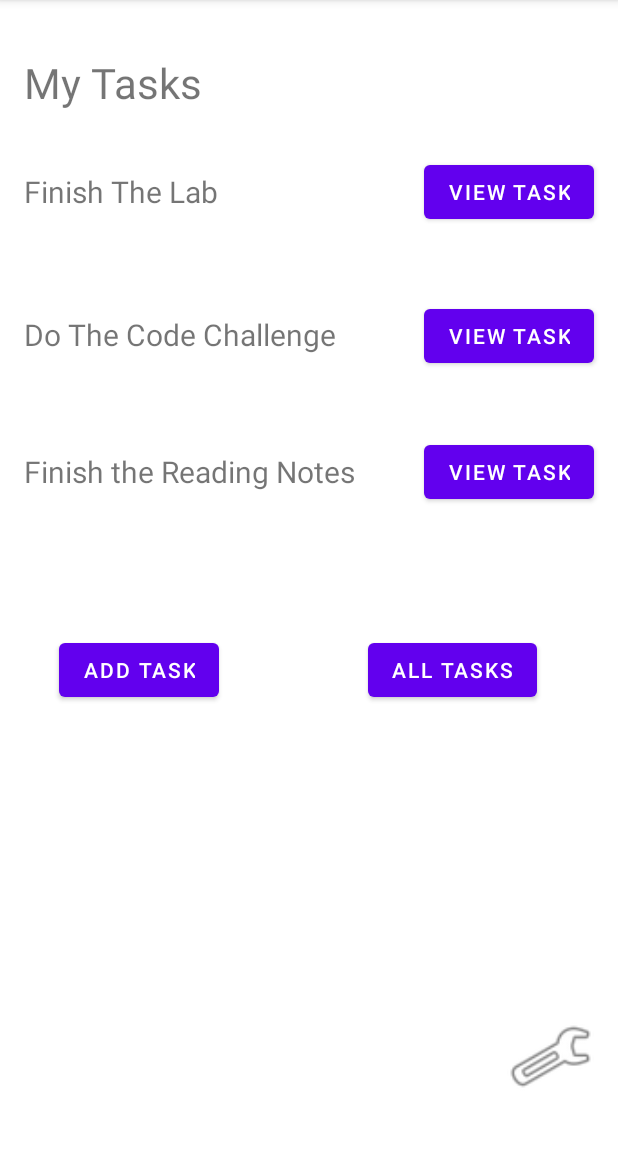
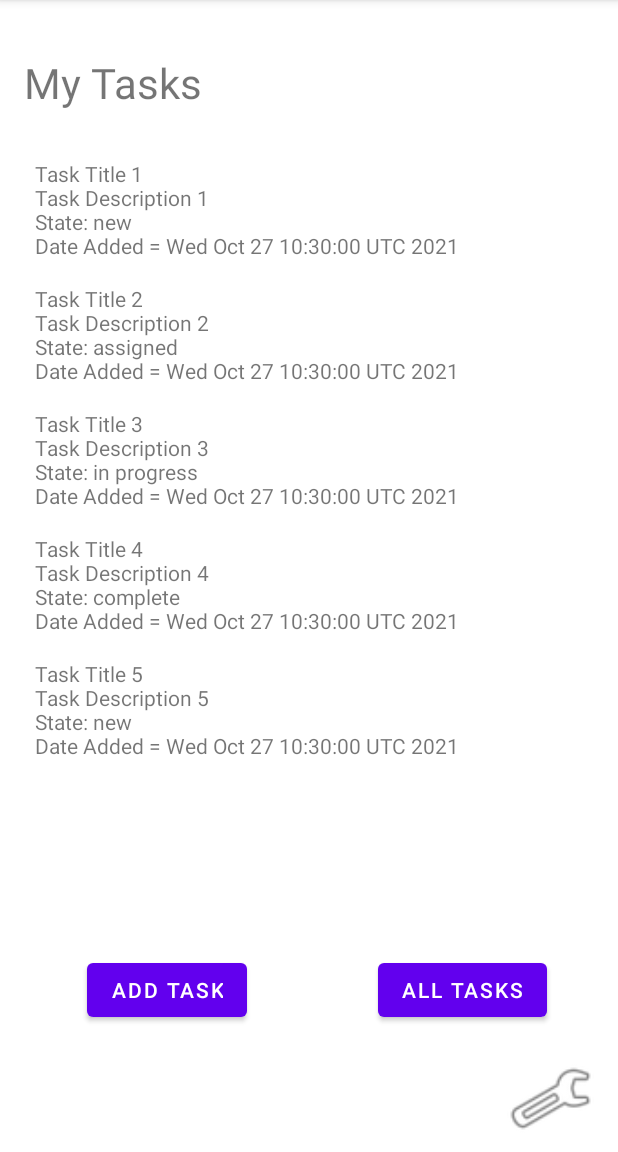
Before and after one commit to MattyCho/taskmaster, an Android app: the screen it shows after launch (MainActivity), on a phone screen of 412 x 824 dp, the part 84-1236 px from its top. Run offline under Robolectric (Android 15) with nearby library versions, the phone set to English and light mode, and no system bars.

Commit message:
implemented recyclerview

```diff
--- a/app/build.gradle
+++ b/app/build.gradle
@@ -32,6 +32,7 @@ dependencies {
     implementation 'androidx.appcompat:appcompat:1.3.1'
     implementation 'com.google.android.material:material:1.4.0'
     implementation 'androidx.constraintlayout:constraintlayout:2.1.0'
+    implementation 'androidx.legacy:legacy-support-v4:1.0.0'
     testImplementation 'junit:junit:4.+'
     androidTestImplementation 'androidx.test.ext:junit:1.1.3'
     androidTestImplementation 'androidx.test.espresso:espresso-core:3.4.0'
--- a/app/src/main/java/com/mattc/taskmaster/activities/MainActivity.java
+++ b/app/src/main/java/com/mattc/taskmaster/activities/MainActivity.java
@@ -3,6 +3,8 @@ package com.mattc.taskmaster.activities;
 import static com.mattc.taskmaster.activities.SettingsActivity.USERNAME_KEY;
 
 import androidx.appcompat.app.AppCompatActivity;
+import androidx.recyclerview.widget.LinearLayoutManager;
+import androidx.recyclerview.widget.RecyclerView;
 
 import android.content.Intent;
 import android.content.SharedPreferences;
@@ -14,9 +16,16 @@ import android.widget.ImageView;
 import android.widget.TextView;
 
 import com.mattc.taskmaster.R;
+import com.mattc.taskmaster.adapters.TaskListRecyclerViewAdapter;
+import com.mattc.taskmaster.models.Task;
+
+import java.util.ArrayList;
+import java.util.Date;
+import java.util.List;
 
 public class MainActivity extends AppCompatActivity {
 
+    public final static String TAG = "mattyc_taskmaster_mainactivity";
     public final static String TASK_TITLE_EXTRA_STRING = "taskTitle";
     protected static SharedPreferences sharedPreferences;
     protected static Resources res;
@@ -25,6 +34,25 @@ public class MainActivity extends AppCompatActivity {
     protected void onCreate(Bundle savedInstanceState) {
         super.onCreate(savedInstanceState);
         setContentView(R.layout.activity_main);
+
+        RecyclerView taskListRecyclerView = findViewById(R.id.taskListRecyclerView);
+        RecyclerView.LayoutManager lm = new LinearLayoutManager(this);
+        taskListRecyclerView.setLayoutManager(lm);
+
+        List<Task> taskList = new ArrayList<>();
+        taskList.add(new Task("Task Title 1", "Task Description 1", "new", new Date()));
+        taskList.add(new Task("Task Title 2", "Task Description 2", "assigned", new Date()));
+        taskList.add(new Task("Task Title 3", "Task Description 3", "in progress", new Date()));
+        taskList.add(new Task("Task Title 4", "Task Description 4", "complete", new Date()));
+        taskList.add(new Task("Task Title 5", "Task Description 5", "new", new Date()));
+        taskList.add(new Task("Task Title 6", "Task Description 6", "assigned", new Date()));
+        taskList.add(new Task("Task Title 7", "Task Description 7", "in progress", new Date()));
+        taskList.add(new Task("Task Title 8", "Task Description 8", "complete", new Date()));
+        taskList.add(new Task("Task Title 9", "Task Description 9", "new", new Date()));
+        taskList.add(new Task("Task Title 10", "Task Description 10", "assigned", new Date()));
+
+        TaskListRecyclerViewAdapter taskListRecyclerViewAdapter = new TaskListRecyclerViewAdapter(this, taskList);
+        taskListRecyclerView.setAdapter(taskListRecyclerViewAdapter);
 
         sharedPreferences = PreferenceManager.getDefaultSharedPreferences(this);
         res = getResources();
@@ -41,29 +69,29 @@ public class MainActivity extends AppCompatActivity {
             startActivity(allTasksIntent);
         });
 
-        Button task1Button = findViewById(R.id.task1Button);
-        task1Button.setOnClickListener(view -> {
-            TextView task1TextView = findViewById(R.id.task1TextView);
-            Intent taskDetailIntent = new Intent(MainActivity.this, TaskDetailActivity.class);
-            taskDetailIntent.putExtra(TASK_TITLE_EXTRA_STRING, task1TextView.getText());
-            startActivity(taskDetailIntent);
-        });
-
-        Button task2Button = findViewById(R.id.task2Button);
-        task2Button.setOnClickListener(view -> {
-            TextView task2TextView = findViewById(R.id.task2TextView);
-            Intent taskDetailIntent = new Intent(MainActivity.this, TaskDetailActivity.class);
-            taskDetailIntent.putExtra(TASK_TITLE_EXTRA_STRING, task2TextView.getText());
-            startActivity(taskDetailIntent);
-        });
-
-        Button task3Button = findViewById(R.id.task3Button);
-        task3Button.setOnClickListener(view -> {
-            TextView task3TextView = findViewById(R.id.task3TextView);
-            Intent taskDetailIntent = new Intent(MainActivity.this, TaskDetailActivity.class);
-            taskDetailIntent.putExtra(TASK_TITLE_EXTRA_STRING, task3TextView.getText());
-            startActivity(taskDetailIntent);
-        });
+//        Button task1Button = findViewById(R.id.task1Button);
+//        task1Button.setOnClickListener(view -> {
+//            TextView task1TextView = findViewById(R.id.task1TextView);
+//            Intent taskDetailIntent = new Intent(MainActivity.this, TaskDetailActivity.class);
+//            taskDetailIntent.putExtra(TASK_TITLE_EXTRA_STRING, task1TextView.getText());
+//            startActivity(taskDetailIntent);
+//        });
+//
+//        Button task2Button = findViewById(R.id.task2Button);
+//        task2Button.setOnClickListener(view -> {
+//            TextView task2TextView = findViewById(R.id.task2TextView);
+//            Intent taskDetailIntent = new Intent(MainActivity.this, TaskDetailActivity.class);
+//            taskDetailIntent.putExtra(TASK_TITLE_EXTRA_STRING, task2TextView.getText());
+//            startActivity(taskDetailIntent);
+//        });
+//
+//        Button task3Button = findViewById(R.id.task3Button);
+//        task3Button.setOnClickListener(view -> {
+//            TextView task3TextView = findViewById(R.id.task3TextView);
+//            Intent taskDetailIntent = new Intent(MainActivity.this, TaskDetailActivity.class);
+//            taskDetailIntent.putExtra(TASK_TITLE_EXTRA_STRING, task3TextView.getText());
+//            startActivity(taskDetailIntent);
+//        });
 
         ImageView settingsImageView = findViewById(R.id.settingsImageView);
         settingsImageView.setOnClickListener(view -> {
--- /dev/null
+++ b/app/src/main/java/com/mattc/taskmaster/adapters/TaskListRecyclerViewAdapter.java
@@ -0,0 +1,64 @@
+package com.mattc.taskmaster.adapters;
+
+import static com.mattc.taskmaster.activities.MainActivity.TASK_TITLE_EXTRA_STRING;
+
+import android.content.Intent;
+import android.view.LayoutInflater;
+import android.view.View;
+import android.view.ViewGroup;
+import android.widget.TextView;
+
+import androidx.annotation.NonNull;
+import androidx.appcompat.app.AppCompatActivity;
+import androidx.recyclerview.widget.RecyclerView;
+
+import com.mattc.taskmaster.R;
+import com.mattc.taskmaster.activities.TaskDetailActivity;
+import com.mattc.taskmaster.models.Task;
+
+import java.util.List;
+
+public class TaskListRecyclerViewAdapter extends RecyclerView.Adapter<TaskListRecyclerViewAdapter.TaskListViewHolder> {
+
+    AppCompatActivity associatedActivity;
+    List<Task> taskList;
+    public final static String TAG = "mattyc_taskmaster_tasklistrecyclerviewadapter";
+
+    public TaskListRecyclerViewAdapter(AppCompatActivity associatedActivity, List<Task> taskList) {
+        this.associatedActivity = associatedActivity;
+        this.taskList = taskList;
+    }
+
+    @NonNull
+    @Override
+    public TaskListViewHolder onCreateViewHolder(@NonNull ViewGroup parent, int viewType) {
+        View fragment = LayoutInflater.from(parent.getContext()).inflate(R.layout.fragment_task, parent, false);
+        TaskListViewHolder taskListViewHolder = new TaskListViewHolder(fragment);
+        return taskListViewHolder;
+    }
+
+    @Override
+    public void onBindViewHolder(@NonNull TaskListViewHolder holder, int position) {
+        Task task = taskList.get(position);
+        View taskFragment = holder.itemView;
+        TextView taskFragmentTextView = taskFragment.findViewById(R.id.taskFragmentTextView);
+        taskFragmentTextView.setText(task.toString());
+
+        holder.itemView.setOnClickListener(view -> {
+            Intent taskDetailIntent = new Intent(associatedActivity, TaskDetailActivity.class);
+            taskDetailIntent.putExtra(TASK_TITLE_EXTRA_STRING, task.taskTitle);
+            associatedActivity.startActivity(taskDetailIntent);
+        });
+    }
+
+    @Override
+    public int getItemCount() {
+        return taskList.size();
+    }
+
+    public static class TaskListViewHolder extends RecyclerView.ViewHolder {
+        public TaskListViewHolder(@NonNull View itemView) {
+            super(itemView);
+        }
+    }
+}
--- /dev/null
+++ b/app/src/main/java/com/mattc/taskmaster/fragments/TaskFragment.java
@@ -0,0 +1,35 @@
+package com.mattc.taskmaster.fragments;
+
+import android.os.Bundle;
+
+import androidx.fragment.app.Fragment;
+
+import android.view.LayoutInflater;
+import android.view.View;
+import android.view.ViewGroup;
+
+import com.mattc.taskmaster.R;
+
+public class TaskFragment extends Fragment {
+
+    public TaskFragment() {
+        // Required empty public constructor
+    }
+
+    public static TaskFragment newInstance(String param1, String param2) {
+        TaskFragment fragment = new TaskFragment();
+        return fragment;
+    }
+
+    @Override
+    public void onCreate(Bundle savedInstanceState) {
+        super.onCreate(savedInstanceState);
+    }
+
+    @Override
+    public View onCreateView(LayoutInflater inflater, ViewGroup container,
+                             Bundle savedInstanceState) {
+        // Inflate the layout for this fragment
+        return inflater.inflate(R.layout.fragment_task, container, false);
+    }
+}
--- /dev/null
+++ b/app/src/main/java/com/mattc/taskmaster/models/Task.java
@@ -0,0 +1,28 @@
+package com.mattc.taskmaster.models;
+
+import androidx.annotation.NonNull;
+
+import java.util.Date;
+
+public class Task {
+    public String taskTitle;
+    public String taskDescription;
+    public String taskState;
+    public Date taskDate;
+
+    public Task(String taskTitle, String taskDescription, String taskState, Date taskDate) {
+        this.taskTitle = taskTitle;
+        this.taskDescription = taskDescription;
+        this.taskState = taskState;
+        this.taskDate = taskDate;
+    }
+
+    @Override
+    @NonNull
+    public String toString() {
+        return taskTitle +
+                "\n" + taskDescription +
+                "\nState: " + taskState +
+                "\nDate Added = " + taskDate + "\n";
+    }
+}
--- a/app/src/main/res/layout/activity_main.xml
+++ b/app/src/main/res/layout/activity_main.xml
@@ -27,13 +27,14 @@
         android:id="@+id/addTaskButton"
         android:layout_width="wrap_content"
         android:layout_height="wrap_content"
+        android:layout_marginBottom="84dp"
         android:text="@string/AddTask"
         app:layout_constraintBottom_toBottomOf="parent"
         app:layout_constraintEnd_toEndOf="parent"
-        app:layout_constraintHorizontal_bias="0.128"
+        app:layout_constraintHorizontal_bias="0.191"
         app:layout_constraintStart_toStartOf="parent"
-        app:layout_constraintTop_toBottomOf="@+id/task3TextView"
-        app:layout_constraintVertical_bias="0.242" />
+        app:layout_constraintTop_toBottomOf="@+id/taskListRecyclerView"
+        app:layout_constraintVertical_bias="1.0" />
 
     <Button
         android:id="@+id/allTasksButton"
@@ -46,83 +47,25 @@
         app:layout_constraintStart_toEndOf="@+id/addTaskButton"
         app:layout_constraintTop_toTopOf="@+id/addTaskButton" />
 
-    <TextView
-        android:id="@+id/task1TextView"
-        android:layout_width="wrap_content"
-        android:layout_height="wrap_content"
-        android:layout_marginStart="16dp"
-        android:layout_marginTop="40dp"
-        android:text="@string/finishTheLab"
-        android:textSize="20sp"
-        app:layout_constraintStart_toStartOf="parent"
-        app:layout_constraintTop_toBottomOf="@+id/myTaskTextView" />
-
-    <Button
-        android:id="@+id/task1Button"
-        android:layout_width="wrap_content"
-        android:layout_height="wrap_content"
-        android:layout_marginEnd="16dp"
-        android:text="@string/viewTask"
-        app:layout_constraintBottom_toBottomOf="@+id/task1TextView"
-        app:layout_constraintEnd_toEndOf="parent"
-        app:layout_constraintHorizontal_bias="1.0"
-        app:layout_constraintStart_toEndOf="@+id/task1TextView"
-        app:layout_constraintTop_toTopOf="@+id/task1TextView"
-        tools:ignore="DuplicateSpeakableTextCheck" />
-
-    <TextView
-        android:id="@+id/task2TextView"
-        android:layout_width="wrap_content"
-        android:layout_height="wrap_content"
-        android:layout_marginStart="16dp"
-        android:layout_marginTop="68dp"
-        android:text="@string/doTheCodeChallenge"
-        android:textSize="20sp"
-        app:layout_constraintStart_toStartOf="parent"
-        app:layout_constraintTop_toBottomOf="@+id/task1TextView" />
-
-    <Button
-        android:id="@+id/task2Button"
-        android:layout_width="wrap_content"
-        android:layout_height="wrap_content"
-        android:layout_marginEnd="16dp"
-        android:text="@string/viewTask"
-        app:layout_constraintBottom_toBottomOf="@+id/task2TextView"
-        app:layout_constraintEnd_toEndOf="parent"
-        app:layout_constraintHorizontal_bias="1.0"
-        app:layout_constraintStart_toEndOf="@+id/task2TextView"
-        app:layout_constraintTop_toTopOf="@+id/task2TextView"
-        app:layout_constraintVertical_bias="0.476" />
-
-    <TextView
-        android:id="@+id/task3TextView"
-        android:layout_width="wrap_content"
-        android:layout_height="wrap_content"
-        android:layout_marginStart="16dp"
-        android:layout_marginTop="64dp"
-        android:text="@string/finishReadingNotes"
-        android:textSize="20sp"
-        app:layout_constraintStart_toStartOf="parent"
-        app:layout_constraintTop_toBottomOf="@+id/task2TextView" />
-
-    <Button
-        android:id="@+id/task3Button"
-        android:layout_width="wrap_content"
-        android:layout_height="wrap_content"
-        android:layout_marginEnd="16dp"
-        android:text="@string/viewTask"
-        app:layout_constraintBottom_toBottomOf="@+id/task3TextView"
-        app:layout_constraintEnd_toEndOf="parent"
-        app:layout_constraintTop_toTopOf="@+id/task3TextView" />
-
     <ImageView
         android:id="@+id/settingsImageView"
         android:layout_width="58dp"
         android:layout_height="63dp"
         android:layout_marginEnd="16dp"
-        android:layout_marginBottom="32dp"
+        android:layout_marginBottom="4dp"
         app:layout_constraintBottom_toBottomOf="parent"
         app:layout_constraintEnd_toEndOf="parent"
         app:srcCompat="@android:drawable/ic_menu_preferences" />
 
+    <androidx.recyclerview.widget.RecyclerView
+        android:id="@+id/taskListRecyclerView"
+        android:layout_width="366dp"
+        android:layout_height="415dp"
+        android:layout_marginStart="16dp"
+        android:layout_marginTop="32dp"
+        android:layout_marginEnd="16dp"
+        app:layout_constraintEnd_toEndOf="parent"
+        app:layout_constraintStart_toStartOf="parent"
+        app:layout_constraintTop_toBottomOf="@+id/myTaskTextView" />
+
 </androidx.constraintlayout.widget.ConstraintLayout>
--- /dev/null
+++ b/app/src/main/res/layout/fragment_task.xml
@@ -0,0 +1,15 @@
+<?xml version="1.0" encoding="utf-8"?>
+<FrameLayout xmlns:android="http://schemas.android.com/apk/res/android"
+    xmlns:tools="http://schemas.android.com/tools"
+    android:layout_width="match_parent"
+    android:layout_height="wrap_content"
+    tools:context=".fragments.TaskFragment">
+
+    <!-- TODO: Update blank fragment layout -->
+    <TextView
+        android:id="@+id/taskFragmentTextView"
+        android:layout_width="match_parent"
+        android:layout_height="wrap_content"
+        android:text="@string/hello_blank_fragment" />
+
+</FrameLayout>
--- a/app/src/main/res/values/strings.xml
+++ b/app/src/main/res/values/strings.xml
@@ -19,4 +19,6 @@
     <string name="save">Save</string>
     <string name="settingsSaved">Settings Saved!</string>
     <string name="WelcomeUsername">%1$s\'s Tasks</string>
+    <!-- TODO: Remove or change this placeholder text -->
+    <string name="hello_blank_fragment">Hello blank fragment</string>
 </resources>
```
